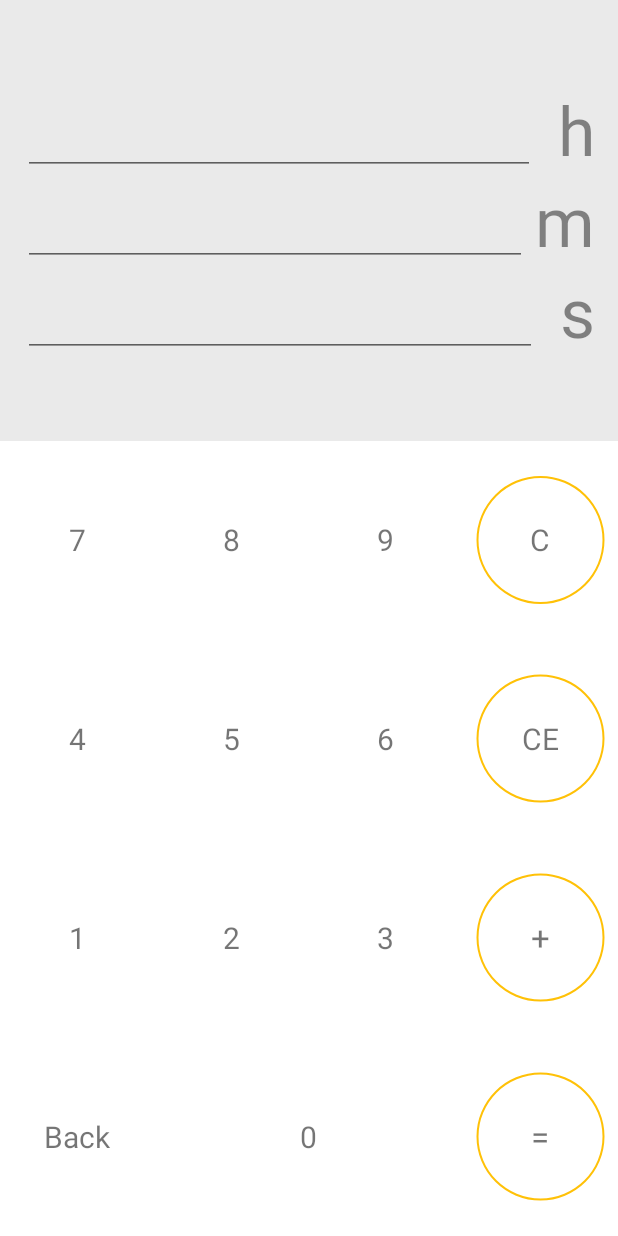
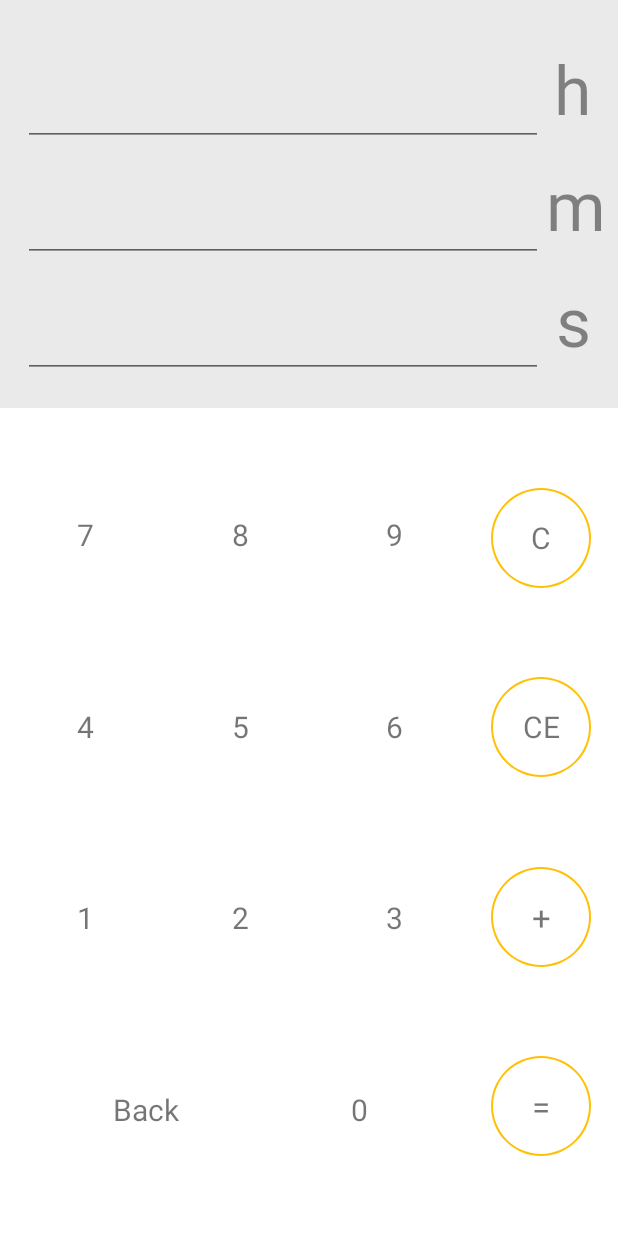
Before and after one commit to nanjeong/timecalculator, an Android app: the layout activity_main.xml on its own in the app's theme, with its tools: preview values and no code run, on a phone screen of 412 x 824 dp. Run offline under Robolectric (Android 15) with nearby library versions, the phone set to English and light mode, and no system bars.

Commit message:
LinearLayout에서 ConstraintLayout으로 변경, Back 버튼 누르면 이전 포커스 사라지도록

```diff
--- a/app/src/main/AndroidManifest.xml
+++ b/app/src/main/AndroidManifest.xml
@@ -9,7 +9,6 @@
         android:roundIcon="@mipmap/ic_launcher_round"
         android:supportsRtl="true"
         android:theme="@style/Theme.TimeCalculator">
-        <activity android:name=".ResultActivity"></activity>
         <activity android:name=".MainActivity">
             <intent-filter>
                 <action android:name="android.intent.action.MAIN" />
--- a/app/src/main/java/com/example/timecalculator/MainActivity.kt
+++ b/app/src/main/java/com/example/timecalculator/MainActivity.kt
@@ -326,6 +326,10 @@ class MainActivity : AppCompatActivity() {
             hour = 0
             min = 0
             sec = 0
+
+            binding.hour.clearFocus()
+            binding.min.clearFocus()
+            binding.sec.clearFocus()
         }
     }
 }
--- a/app/src/main/res/layout/activity_main.xml
+++ b/app/src/main/res/layout/activity_main.xml
@@ -1,317 +1,316 @@
 <?xml version="1.0" encoding="utf-8"?>
-<LinearLayout xmlns:android="http://schemas.android.com/apk/res/android"
+<androidx.constraintlayout.widget.ConstraintLayout xmlns:android="http://schemas.android.com/apk/res/android"
     xmlns:app="http://schemas.android.com/apk/res-auto"
     xmlns:tools="http://schemas.android.com/tools"
     android:layout_width="match_parent"
     android:layout_height="match_parent"
     android:orientation="vertical"
-    android:weightSum="7"
     tools:context=".MainActivity">
 
-    <FrameLayout
+    <androidx.constraintlayout.widget.Guideline
+        android:id="@+id/guideline"
+        android:layout_width="wrap_content"
+        android:layout_height="wrap_content"
+        android:orientation="horizontal"
+        app:layout_constraintGuide_percent="0.33" />
+
+    <androidx.constraintlayout.widget.ConstraintLayout
         android:id="@+id/show"
-        android:layout_width="match_parent"
+        android:layout_width="0dp"
         android:layout_height="0dp"
-        android:layout_weight="2.5"
-        android:background="@color/show_background">
-
-        <LinearLayout
-            android:layout_width="match_parent"
-            android:layout_height="match_parent"
+        android:background="@color/show_background"
         android:focusable="true"
         android:focusableInTouchMode="true"
-            android:gravity="center"
-            android:orientation="vertical"
-            android:paddingLeft="15dp"
-            android:paddingRight="15dp">
-
-            <LinearLayout
-                android:layout_width="match_parent"
-                android:layout_height="wrap_content"
-                android:orientation="vertical"
-                android:weightSum="3">
-
-                <LinearLayout
-                    android:layout_width="match_parent"
-                    android:layout_height="0dp"
-                    android:layout_weight="1"
-                    android:orientation="horizontal">
+        android:paddingVertical="20dp"
+        app:layout_constraintBottom_toBottomOf="@id/guideline"
+        app:layout_constraintLeft_toLeftOf="parent"
+        app:layout_constraintRight_toRightOf="parent"
+        app:layout_constraintTop_toTopOf="parent">
 
         <EditText
             android:id="@+id/hour"
             android:layout_width="match_parent"
-                        android:layout_height="match_parent"
-                        android:layout_marginRight="15dp"
-                        android:layout_weight="1"
+            android:layout_height="0dp"
+            android:layout_marginLeft="15dp"
+            android:layout_marginRight="50dp"
             android:gravity="right"
             android:inputType="number"
             android:maxLength="5"
             android:textColor="#75000000"
-                        android:textSize="35sp" />
+            android:textSize="35sp"
+            app:layout_constraintBottom_toTopOf="@id/min"
+            app:layout_constraintTop_toTopOf="parent" />
 
         <TextView
             android:layout_width="wrap_content"
             android:layout_height="wrap_content"
             android:layout_gravity="center_vertical"
+            android:layout_marginRight="18dp"
             android:text="h"
             android:textColor="#75000000"
-                        android:textSize="45sp" />
-                </LinearLayout>
-
-                <LinearLayout
-                    android:layout_width="match_parent"
-                    android:layout_height="0dp"
-                    android:layout_weight="1"
-                    android:orientation="horizontal">
+            android:textSize="45sp"
+            app:layout_constraintBottom_toBottomOf="@id/hour"
+            app:layout_constraintRight_toRightOf="parent"
+            app:layout_constraintTop_toTopOf="parent" />
 
         <EditText
             android:id="@+id/min"
             android:layout_width="match_parent"
-                        android:layout_height="match_parent"
-                        android:layout_marginRight="5dp"
-                        android:layout_weight="1"
+            android:layout_height="0dp"
+            android:layout_marginLeft="15dp"
+            android:layout_marginRight="50dp"
             android:gravity="right"
             android:inputType="number"
             android:maxLength="5"
             android:textColor="#75000000"
-                        android:textSize="35sp" />
+            android:textSize="35sp"
+            app:layout_constraintBottom_toTopOf="@id/sec"
+            app:layout_constraintTop_toBottomOf="@id/hour" />
 
         <TextView
             android:layout_width="wrap_content"
             android:layout_height="wrap_content"
             android:layout_gravity="center_vertical"
+            android:layout_marginRight="8dp"
             android:text="m"
             android:textColor="#75000000"
-                        android:textSize="45sp" />
-                </LinearLayout>
-
-                <LinearLayout
-                    android:layout_width="match_parent"
-                    android:layout_height="0dp"
-                    android:layout_weight="1"
-                    android:orientation="horizontal">
+            android:textSize="45sp"
+            app:layout_constraintBottom_toBottomOf="@id/min"
+            app:layout_constraintRight_toRightOf="parent"
+            app:layout_constraintTop_toBottomOf="@id/hour" />
 
         <EditText
             android:id="@+id/sec"
             android:layout_width="match_parent"
-                        android:layout_height="match_parent"
-                        android:layout_marginRight="15dp"
-                        android:layout_weight="1"
+            android:layout_height="0dp"
+            android:layout_marginLeft="15dp"
+            android:layout_marginRight="50dp"
             android:gravity="right"
             android:inputType="number"
             android:maxLength="5"
             android:textColor="#75000000"
-                        android:textSize="35sp" />
+            android:textSize="35sp"
+            app:layout_constraintBottom_toBottomOf="parent"
+            app:layout_constraintTop_toBottomOf="@id/min" />
 
         <TextView
             android:layout_width="wrap_content"
             android:layout_height="wrap_content"
             android:layout_gravity="center_vertical"
+            android:layout_marginRight="18dp"
             android:text="s"
             android:textColor="#75000000"
-                        android:textSize="45sp" />
-                </LinearLayout>
-            </LinearLayout>
+            android:textSize="45sp"
+            app:layout_constraintBottom_toBottomOf="@id/sec"
+            app:layout_constraintRight_toRightOf="parent"
+            app:layout_constraintTop_toBottomOf="@id/min" />
 
-        </LinearLayout>
-    </FrameLayout>
-
-    <LinearLayout
-        android:layout_width="match_parent"
-        android:layout_height="0dp"
-        android:layout_weight="4.5"
-        android:orientation="horizontal"
-        android:weightSum="4">
-
-        <LinearLayout
-            android:layout_width="0dp"
-            android:layout_height="match_parent"
-            android:layout_weight="3"
-            android:orientation="vertical">
-
-            <LinearLayout
-                android:layout_width="match_parent"
-                android:layout_height="0dp"
-                android:layout_weight="1"
-                android:orientation="horizontal"
-                android:weightSum="3">
+    </androidx.constraintlayout.widget.ConstraintLayout>
 
     <TextView
         android:id="@+id/seven"
-                    android:layout_width="0dp"
-                    android:layout_height="match_parent"
-                    android:layout_weight="1"
+        android:layout_width="wrap_content"
+        android:layout_height="wrap_content"
         android:gravity="center"
+        android:paddingHorizontal="40dp"
+        android:paddingVertical="30dp"
         android:text="7"
-                    android:textSize="20sp" />
+        android:textSize="20sp"
+        app:layout_constraintBottom_toTopOf="@id/four"
+        app:layout_constraintLeft_toLeftOf="parent"
+        app:layout_constraintRight_toLeftOf="@id/eight"
+        app:layout_constraintTop_toBottomOf="@id/show" />
 
     <TextView
         android:id="@+id/eight"
-                    android:layout_width="0dp"
-                    android:layout_height="match_parent"
-                    android:layout_weight="1"
+        android:layout_width="wrap_content"
+        android:layout_height="wrap_content"
         android:gravity="center"
+        android:paddingHorizontal="40dp"
+        android:paddingVertical="30dp"
         android:text="8"
-                    android:textSize="20sp" />
+        android:textSize="20sp"
+        app:layout_constraintBottom_toTopOf="@id/five"
+        app:layout_constraintLeft_toRightOf="@id/seven"
+        app:layout_constraintRight_toLeftOf="@id/nine"
+        app:layout_constraintTop_toBottomOf="@id/show" />
 
     <TextView
         android:id="@+id/nine"
-                    android:layout_width="0dp"
-                    android:layout_height="match_parent"
-                    android:layout_weight="1"
+        android:layout_width="wrap_content"
+        android:layout_height="wrap_content"
         android:gravity="center"
+        android:paddingHorizontal="40dp"
+        android:paddingVertical="30dp"
         android:text="9"
-                    android:textSize="20sp" />
-            </LinearLayout>
+        android:textSize="20sp"
+        app:layout_constraintBottom_toTopOf="@id/six"
+        app:layout_constraintLeft_toRightOf="@id/eight"
+        app:layout_constraintRight_toLeftOf="@id/clear"
+        app:layout_constraintTop_toBottomOf="@id/show" />
 
-            <LinearLayout
-                android:layout_width="match_parent"
-                android:layout_height="0dp"
-                android:layout_weight="1"
-                android:orientation="horizontal"
-                android:weightSum="3">
+    <TextView
+        android:id="@+id/clear"
+        android:layout_width="80dp"
+        android:layout_height="80dp"
+        android:background="@drawable/keypad_background"
+        android:gravity="center"
+        android:text="C"
+        android:textSize="20sp"
+        app:layout_constraintBottom_toTopOf="@id/clear_entry"
+        app:layout_constraintLeft_toRightOf="@id/nine"
+        app:layout_constraintRight_toRightOf="parent"
+        app:layout_constraintTop_toBottomOf="@id/show" />
 
     <TextView
         android:id="@+id/four"
-                    android:layout_width="0dp"
-                    android:layout_height="match_parent"
-                    android:layout_weight="1"
+        android:layout_width="wrap_content"
+        android:layout_height="wrap_content"
         android:gravity="center"
+        android:paddingHorizontal="40dp"
+        android:paddingVertical="30dp"
         android:text="4"
-                    android:textSize="20sp" />
+        android:textSize="20sp"
+        app:layout_constraintBottom_toTopOf="@id/one"
+        app:layout_constraintLeft_toLeftOf="parent"
+        app:layout_constraintRight_toLeftOf="@id/five"
+        app:layout_constraintTop_toBottomOf="@id/seven" />
 
     <TextView
         android:id="@+id/five"
-                    android:layout_width="0dp"
-                    android:layout_height="match_parent"
-                    android:layout_weight="1"
+        android:layout_width="wrap_content"
+        android:layout_height="wrap_content"
         android:gravity="center"
+        android:paddingHorizontal="40dp"
+        android:paddingVertical="30dp"
         android:text="5"
-                    android:textSize="20sp" />
+        android:textSize="20sp"
+        app:layout_constraintBottom_toTopOf="@id/two"
+        app:layout_constraintLeft_toRightOf="@id/four"
+        app:layout_constraintRight_toLeftOf="@id/six"
+        app:layout_constraintTop_toBottomOf="@id/eight" />
 
     <TextView
         android:id="@+id/six"
-                    android:layout_width="0dp"
-                    android:layout_height="match_parent"
-                    android:layout_weight="1"
+        android:layout_width="wrap_content"
+        android:layout_height="wrap_content"
         android:gravity="center"
+        android:paddingHorizontal="40dp"
+        android:paddingVertical="30dp"
         android:text="6"
-                    android:textSize="20sp" />
+        android:textSize="20sp"
+        app:layout_constraintBottom_toTopOf="@id/three"
+        app:layout_constraintLeft_toRightOf="@id/five"
+        app:layout_constraintRight_toLeftOf="@id/clear_entry"
+        app:layout_constraintTop_toBottomOf="@id/nine" />
 
-            </LinearLayout>
-
-            <LinearLayout
-                android:layout_width="match_parent"
-                android:layout_height="0dp"
-                android:layout_weight="1"
-                android:orientation="horizontal"
-                android:weightSum="3">
+    <TextView
+        android:id="@+id/clear_entry"
+        android:layout_width="80dp"
+        android:layout_height="80dp"
+        android:background="@drawable/keypad_background"
+        android:gravity="center"
+        android:text="CE"
+        android:textSize="20sp"
+        app:layout_constraintBottom_toTopOf="@id/plus"
+        app:layout_constraintLeft_toRightOf="@id/six"
+        app:layout_constraintRight_toRightOf="parent"
+        app:layout_constraintTop_toBottomOf="@id/clear" />
 
     <TextView
         android:id="@+id/one"
-                    android:layout_width="0dp"
-                    android:layout_height="match_parent"
-                    android:layout_weight="1"
+        android:layout_width="wrap_content"
+        android:layout_height="wrap_content"
         android:gravity="center"
+        android:paddingHorizontal="40dp"
+        android:paddingVertical="30dp"
         android:text="1"
-                    android:textSize="20sp" />
+        android:textSize="20sp"
+        app:layout_constraintBottom_toTopOf="@id/back"
+        app:layout_constraintLeft_toLeftOf="parent"
+        app:layout_constraintRight_toLeftOf="@id/two"
+        app:layout_constraintTop_toBottomOf="@id/four" />
 
     <TextView
         android:id="@+id/two"
-                    android:layout_width="0dp"
-                    android:layout_height="match_parent"
-                    android:layout_weight="1"
+        android:layout_width="wrap_content"
+        android:layout_height="wrap_content"
         android:gravity="center"
+        android:paddingHorizontal="40dp"
+        android:paddingVertical="30dp"
         android:text="2"
-                    android:textSize="20sp" />
+        android:textSize="20sp"
+        app:layout_constraintBottom_toTopOf="@id/back"
+        app:layout_constraintLeft_toRightOf="@id/one"
+        app:layout_constraintRight_toLeftOf="@id/three"
+        app:layout_constraintTop_toBottomOf="@id/five" />
 
     <TextView
         android:id="@+id/three"
-                    android:layout_width="0dp"
-                    android:layout_height="match_parent"
-                    android:layout_weight="1"
+        android:layout_width="wrap_content"
+        android:layout_height="wrap_content"
         android:gravity="center"
+        android:paddingHorizontal="40dp"
+        android:paddingVertical="30dp"
         android:text="3"
-                    android:textSize="20sp" />
+        android:textSize="20sp"
+        app:layout_constraintBottom_toTopOf="@id/zero"
+        app:layout_constraintLeft_toRightOf="@id/two"
+        app:layout_constraintRight_toLeftOf="@id/plus"
+        app:layout_constraintTop_toBottomOf="@id/six" />
 
-            </LinearLayout>
-
-            <LinearLayout
-                android:layout_width="match_parent"
-                android:layout_height="0dp"
-                android:layout_weight="1"
-                android:orientation="horizontal"
-                android:weightSum="3">
+    <TextView
+        android:id="@+id/plus"
+        android:layout_width="80dp"
+        android:layout_height="80dp"
+        android:background="@drawable/keypad_background"
+        android:gravity="center"
+        android:text="+"
+        android:textSize="22sp"
+        app:layout_constraintBottom_toTopOf="@id/equal"
+        app:layout_constraintLeft_toRightOf="@id/three"
+        app:layout_constraintRight_toRightOf="parent"
+        app:layout_constraintTop_toBottomOf="@id/clear_entry" />
 
     <TextView
         android:id="@+id/back"
-                    android:layout_width="0dp"
-                    android:layout_height="match_parent"
-                    android:layout_weight="1"
+        android:layout_width="wrap_content"
+        android:layout_height="wrap_content"
         android:gravity="center"
+        android:paddingHorizontal="40dp"
+        android:paddingVertical="30dp"
         android:text="Back"
-                    android:textSize="20sp" />
+        android:textSize="20sp"
+        app:layout_constraintBottom_toBottomOf="parent"
+        app:layout_constraintLeft_toLeftOf="parent"
+        app:layout_constraintRight_toLeftOf="@id/zero"
+        app:layout_constraintTop_toBottomOf="@id/one" />
 
     <TextView
         android:id="@+id/zero"
-                    android:layout_width="0dp"
-                    android:layout_height="match_parent"
-                    android:layout_weight="2"
+        android:layout_width="wrap_content"
+        android:layout_height="wrap_content"
         android:gravity="center"
+        android:paddingHorizontal="40dp"
+        android:paddingVertical="30dp"
         android:text="0"
-                    android:textSize="20sp" />
-
-            </LinearLayout>
-        </LinearLayout>
-
-        <LinearLayout
-            android:layout_width="0dp"
-            android:layout_height="match_parent"
-            android:layout_weight="1"
-            android:orientation="vertical"
-            android:weightSum="4">
-
-            <TextView
-                android:id="@+id/clear"
-                android:layout_width="match_parent"
-                android:layout_height="0dp"
-                android:layout_weight="1"
-                android:background="@drawable/keypad_background"
-                android:gravity="center"
-                android:text="C"
-                android:textSize="20sp" />
-
-            <TextView
-                android:id="@+id/clear_entry"
-                android:layout_width="match_parent"
-                android:layout_height="0dp"
-                android:layout_weight="1"
-                android:background="@drawable/keypad_background"
-                android:gravity="center"
-                android:text="CE"
-                android:textSize="20sp" />
-
-            <TextView
-                android:id="@+id/plus"
-                android:layout_width="match_parent"
-                android:layout_height="0dp"
-                android:layout_weight="1"
-                android:background="@drawable/keypad_background"
-                android:gravity="center"
-                android:text="+"
-                android:textSize="22sp" />
+        android:textSize="20sp"
+        app:layout_constraintBottom_toBottomOf="parent"
+        app:layout_constraintLeft_toRightOf="@id/back"
+        app:layout_constraintRight_toLeftOf="@id/equal"
+        app:layout_constraintTop_toBottomOf="@id/three" />
 
     <TextView
         android:id="@+id/equal"
-                android:layout_width="match_parent"
-                android:layout_height="0dp"
-                android:layout_weight="1"
+        android:layout_width="80dp"
+        android:layout_height="80dp"
         android:background="@drawable/keypad_background"
         android:gravity="center"
         android:text="="
-                android:textSize="22sp" />
+        android:textSize="22sp"
+        app:layout_constraintBottom_toBottomOf="parent"
+        app:layout_constraintLeft_toLeftOf="@id/plus"
+        app:layout_constraintRight_toRightOf="@id/plus"
+        app:layout_constraintTop_toBottomOf="@id/plus" />
 
-        </LinearLayout>
-    </LinearLayout>
-
-</LinearLayout>
+</androidx.constraintlayout.widget.ConstraintLayout>
--- a/app/src/main/res/layout/result_fragment.xml
+++ b/app/src/main/res/layout/result_fragment.xml
@@ -1,15 +1,19 @@
 <?xml version="1.0" encoding="utf-8"?>
-<LinearLayout xmlns:android="http://schemas.android.com/apk/res/android"
+<androidx.constraintlayout.widget.ConstraintLayout xmlns:android="http://schemas.android.com/apk/res/android"
+    xmlns:app="http://schemas.android.com/apk/res-auto"
     android:layout_width="match_parent"
     android:layout_height="match_parent"
     android:background="@color/show_background"
-    android:gravity="center"
     android:orientation="vertical">
 
     <TextView
         android:id="@+id/result"
         android:layout_width="wrap_content"
         android:layout_height="wrap_content"
-        android:textSize="50sp" />
+        android:textSize="50sp"
+        app:layout_constraintBottom_toBottomOf="parent"
+        app:layout_constraintLeft_toLeftOf="parent"
+        app:layout_constraintRight_toRightOf="parent"
+        app:layout_constraintTop_toTopOf="parent" />
 
-</LinearLayout>
+</androidx.constraintlayout.widget.ConstraintLayout>
```
Lines whose indentation alone changed are shown as unchanged.
